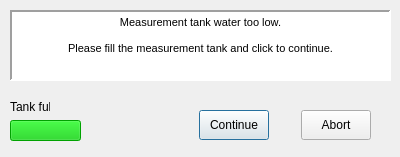
8foldrepo/RF_Balance_Profound, file Widget_Library/wtf_user_prompt_water_too_low.ui: the form before one commit.
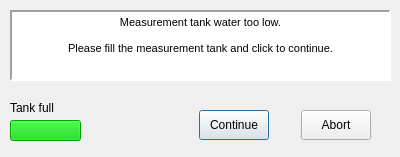
The form after the commit. Custom widgets are drawn as their Qt base class.

The edit to the form file:
```diff
--- a/Widget_Library/wtf_user_prompt_water_too_low.ui
+++ b/Widget_Library/wtf_user_prompt_water_too_low.ui
@@ -266,8 +266,8 @@
     <rect>
      <x>10</x>
      <y>100</y>
-     <width>40</width>
-     <height>13</height>
+     <width>91</width>
+     <height>16</height>
     </rect>
    </property>
    <property name="font">
```
